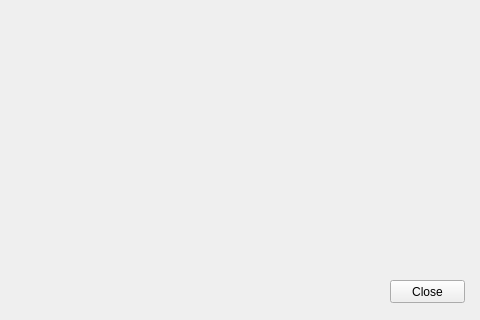
Above: wallet/designer/onboarding.ui from HarukaMa/aleo-wallet before the change; both pictures show x 160 to 640 and y 160 to 480 of the 640 by 480 pixel window. Below: the same form after it.
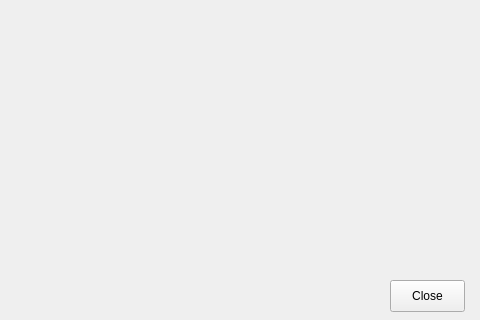
That is the form after the change.

```diff
--- a/wallet/designer/onboarding.ui
+++ b/wallet/designer/onboarding.ui
@@ -31,7 +31,7 @@
                  <x>550</x>
                  <y>440</y>
                  <width>75</width>
-                 <height>23</height>
+                 <height>32</height>
              </rect>
          </property>
          <property name="text">
```
Lines whose indentation alone changed are shown as unchanged.
